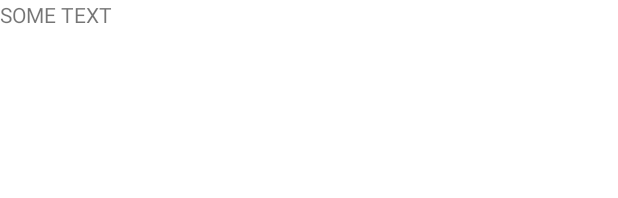
After one commit to sambrtheslayer/RoadToUrfu, an Android app: the layout map_activity.xml on its own in the app's theme, with its tools: preview values and no code run, on a phone screen of 412 x 824 dp. The commit adds this screen. Shown: the top 198 px of the screen. Run offline under Robolectric (Android 15) with nearby library versions, the phone set to English and light mode, and no system bars.

Commit message:
Add class MapActivity

```diff
--- a/app/src/main/AndroidManifest.xml
+++ b/app/src/main/AndroidManifest.xml
@@ -31,6 +31,10 @@
         <activity android:name=".CategoryActivity">
 
         </activity>
+
+        <activity android:name=".MapActivity">
+
+        </activity>
     </application>
 
 </manifest>
--- a/app/src/main/java/com/example/urfu/CategoryActivity.java
+++ b/app/src/main/java/com/example/urfu/CategoryActivity.java
@@ -204,7 +204,7 @@ public class CategoryActivity extends AppCompatActivity {
 
         listView.setOnItemClickListener((parent, view, position, id) -> {
 
-            Intent intent = new Intent(CategoryActivity.this, CategoryActivity.class);
+            Intent intent = new Intent(CategoryActivity.this, MapActivity.class);
 
             intent.putExtra("point", hashMapPoints.get(position));
 
--- /dev/null
+++ b/app/src/main/res/layout/map_activity.xml
@@ -0,0 +1,14 @@
+<?xml version="1.0" encoding="utf-8"?>
+<androidx.constraintlayout.widget.ConstraintLayout
+    xmlns:android="http://schemas.android.com/apk/res/android"
+    android:layout_width="match_parent"
+    android:layout_height="match_parent">
+
+    <TextView
+        android:layout_width="match_parent"
+        android:layout_height="match_parent"
+        android:text="SOME TEXT">
+
+    </TextView>
+
+</androidx.constraintlayout.widget.ConstraintLayout>
```
Also changed, not shown: app/src/main/java/com/example/urfu/MapActivity.java (added, +20 -0 lines).
